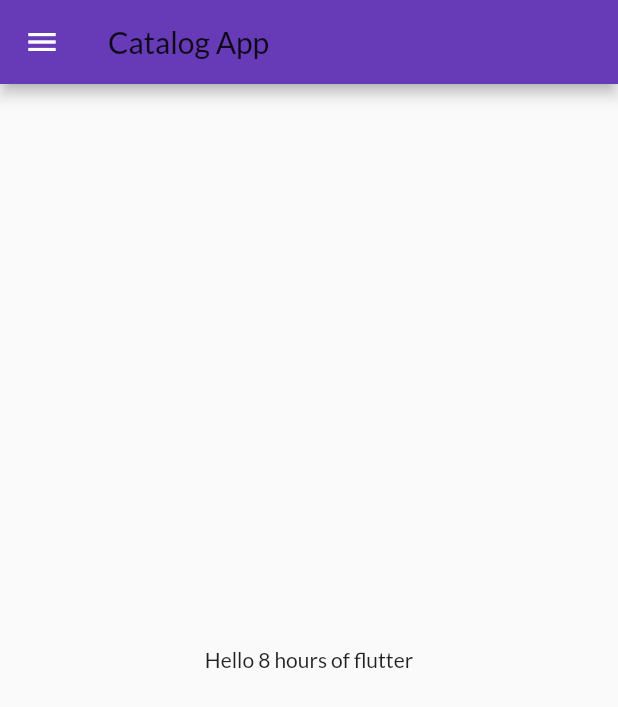
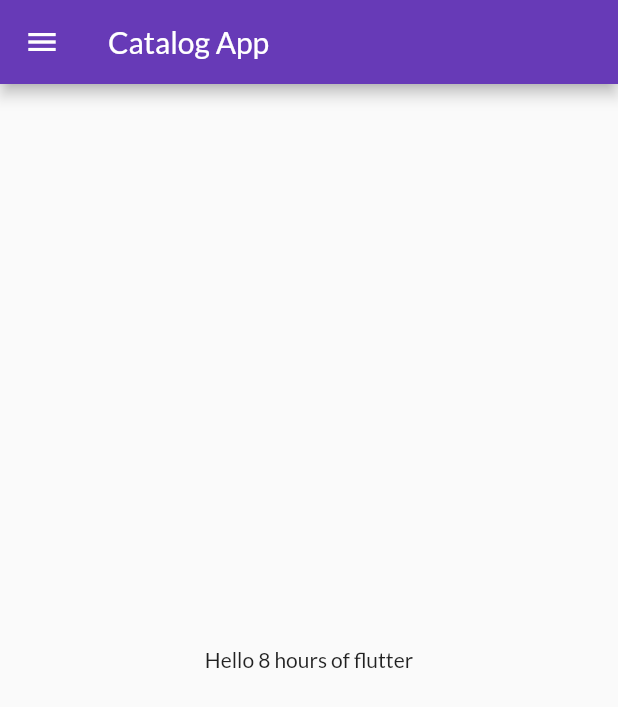
Before and after one commit to cyblogerz/Online-store-app, a Flutter app: the HomePage screen opened directly, on a phone screen of 412 x 824 dp. Shown: the top 707 px of the screen. Run offline on Flutter 3.47's test engine with Material 2 defaults, Android fonts, the phone set to English and light mode, and no system bars; our stand-ins replace google_fonts.

```diff
--- a/lib/screens/homepage.dart
+++ b/lib/screens/homepage.dart
@@ -7,14 +7,25 @@ class HomePage extends StatelessWidget {
   Widget build(BuildContext context) {
     return Scaffold(
       appBar: AppBar(
-        title: Text('Catalog App'),
+        title: Text(
+          'Catalog App',
+          style: TextStyle(color: Colors.white),
+        ),
       ),
       body: Center(
         child: Container(
           child: Text('Hello 8 hours of flutter'),
         ),
       ),
-      drawer: Drawer(),
+      drawer: Drawer(
+        child: Column(
+          children: <Widget>[
+            Text('hello'),
+            Text('I am'),
+            Text('data'),
+          ],
+        ),
+      ),
     );
   }
 }
--- a/lib/utils/routes.dart
+++ b/lib/utils/routes.dart
@@ -1,5 +1,3 @@
-import 'package:flutter/material.dart';
-
 class MyRoutes {
   static String homeroute = '/';
   static String loginRoute = '/login';
```
Also changed, not shown: lib/screens/loginpage.dart (+61 -17 lines), images/login_image.png.
